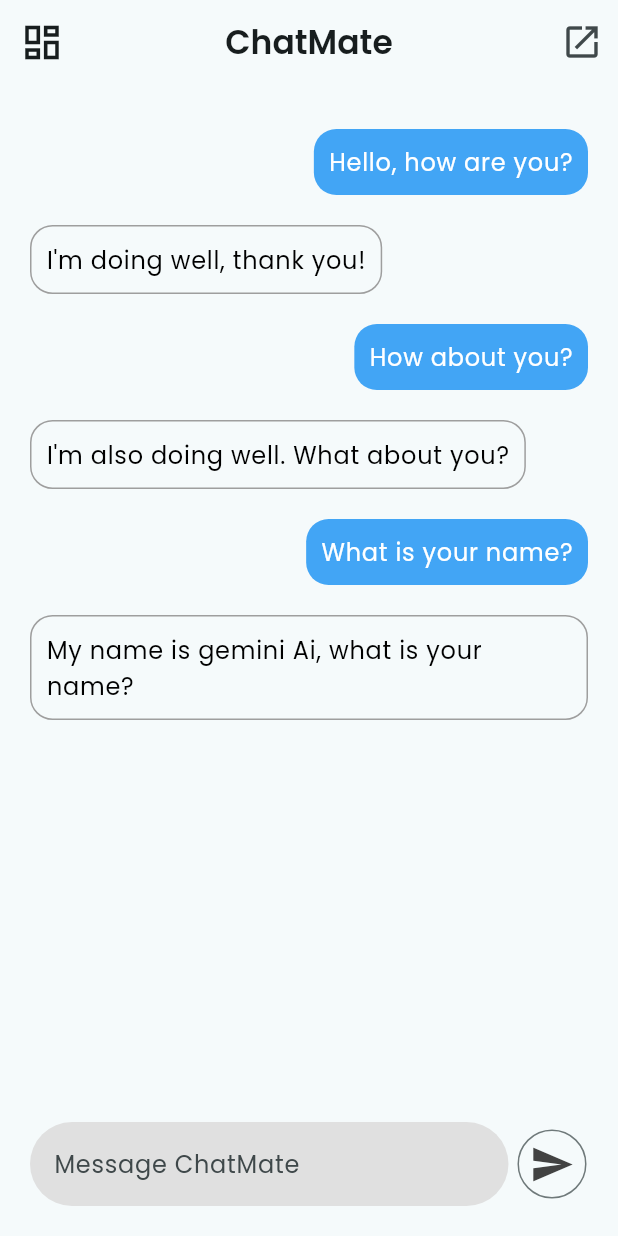
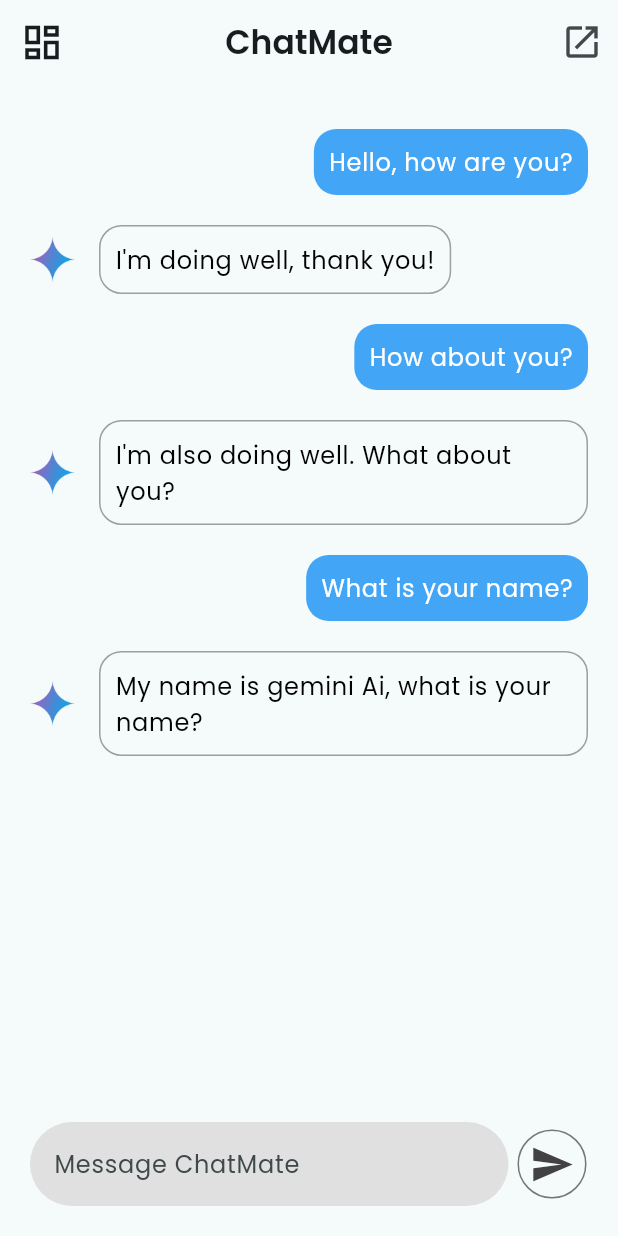
Before and after one commit to masud51435/ChatMate, a Flutter app: the screen it shows after launch, on a phone screen of 412 x 824 dp. Run offline on Flutter 3.47's test engine with Material 3 defaults, Android fonts, the phone set to English and light mode, and no system bars; our stand-ins replace get, google_fonts.

Commit message:
complete ui

```diff
--- /dev/null
+++ b/lib/screens/home_page/bottom_text_field.dart
@@ -0,0 +1,41 @@
+import 'package:flutter/material.dart';
+
+class BottomTextField extends StatelessWidget {
+  const BottomTextField({
+    super.key,
+  });
+
+  @override
+  Widget build(BuildContext context) {
+    return Row(
+      mainAxisAlignment: MainAxisAlignment.spaceBetween,
+      children: [
+        Expanded(
+          child: TextFormField(
+            maxLines: null,
+            decoration: InputDecoration(
+              hintText: 'Message ChatMate',
+              filled: true,
+              fillColor: Colors.grey.shade300,
+              border: const OutlineInputBorder(
+                borderRadius: BorderRadius.all(
+                  Radius.circular(40),
+                ),
+                borderSide: BorderSide.none,
+              ),
+            ),
+          ),
+        ),
+        const SizedBox(width: 5),
+        IconButton.outlined(
+          onPressed: () {},
+          icon: Icon(
+            Icons.send,
+            size: 30,
+            color: Colors.grey.shade800,
+          ),
+        ),
+      ],
+    );
+  }
+}
--- a/lib/screens/home_page/home_page.dart
+++ b/lib/screens/home_page/home_page.dart
@@ -2,6 +2,7 @@ import 'package:chatmate/controllers/chatmate_controller.dart';
 import 'package:flutter/material.dart';
 import 'package:get/get.dart';
 import 'appbar.dart';
+import 'bottom_text_field.dart';
 
 class HomePage extends StatelessWidget {
   const HomePage({super.key});
@@ -21,10 +22,38 @@ class HomePage extends StatelessWidget {
                 itemCount: controller.messages.length,
                 itemBuilder: (BuildContext context, int index) {
                   final message = controller.messages[index];
+                  return ChatItem(message: message);
+                },
+              ),
+            ),
+            BottomTextField(),
+          ],
+        ),
+      ),
+    );
+  }
+}
+
+class ChatItem extends StatelessWidget {
+  const ChatItem({
+    super.key,
+    required this.message,
+  });
+
+  final Message message;
+
+  @override
+  Widget build(BuildContext context) {
     return ListTile(
       contentPadding: const EdgeInsets.symmetric(
         horizontal: 0,
         vertical: 2,
+      ),
+      leading: message.isUser
+          ? const SizedBox.shrink()
+          : Image.asset(
+              'assets/images/gemini.png',
+              height: 30,
             ),
       title: Align(
         alignment: message.isUser
@@ -53,42 +82,5 @@ class HomePage extends StatelessWidget {
         ),
       ),
     );
-                },
-              ),
-            ),
-            Row(
-              mainAxisAlignment: MainAxisAlignment.spaceBetween,
-              children: [
-                Expanded(
-                  child: TextFormField(
-                    maxLines: null,
-                    decoration: InputDecoration(
-                      hintText: 'Message ChatMate',
-                      filled: true,
-                      fillColor: Colors.grey.shade300,
-                      border: const OutlineInputBorder(
-                        borderRadius: BorderRadius.all(
-                          Radius.circular(40),
-                        ),
-                        borderSide: BorderSide.none,
-                      ),
-                    ),
-                  ),
-                ),
-                const SizedBox(width: 5),
-                IconButton.outlined(
-                  onPressed: () {},
-                  icon: Icon(
-                    Icons.send,
-                    size: 30,
-                    color: Colors.grey.shade800,
-                  ),
-                ),
-              ],
-            )
-          ],
-        ),
-      ),
-    );
   }
 }
```
Lines whose indentation alone changed are shown as unchanged.
